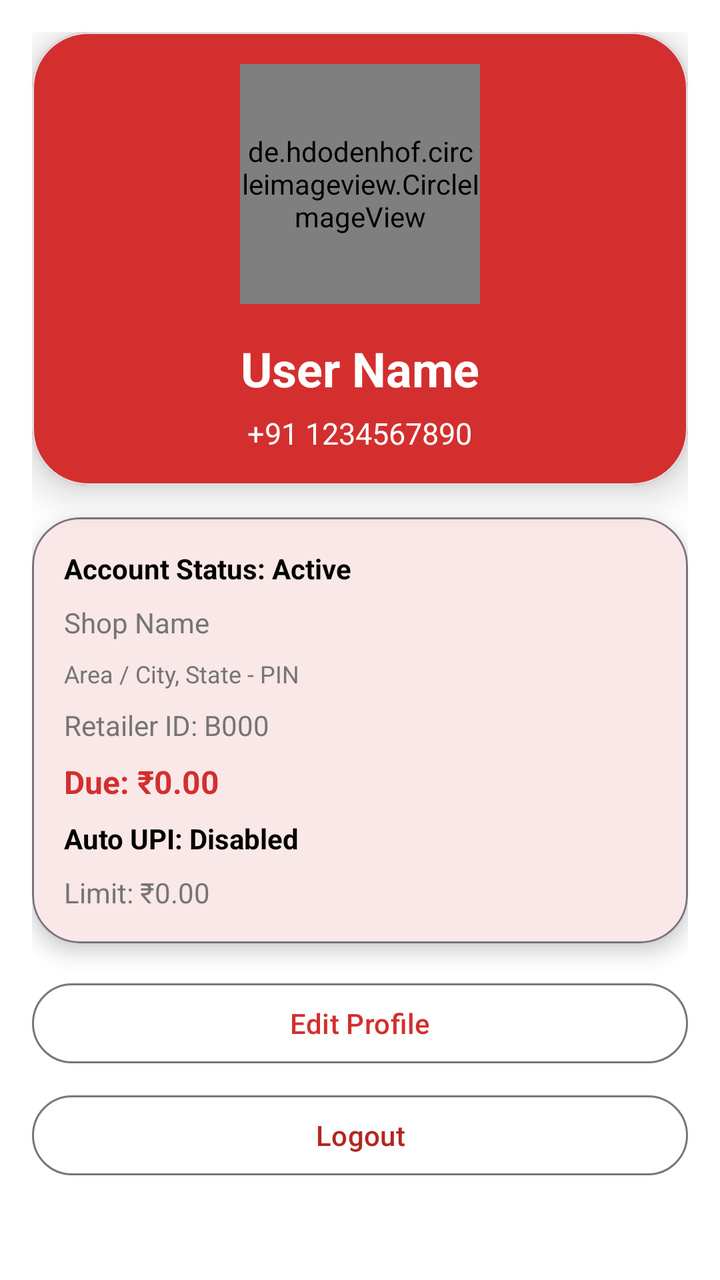
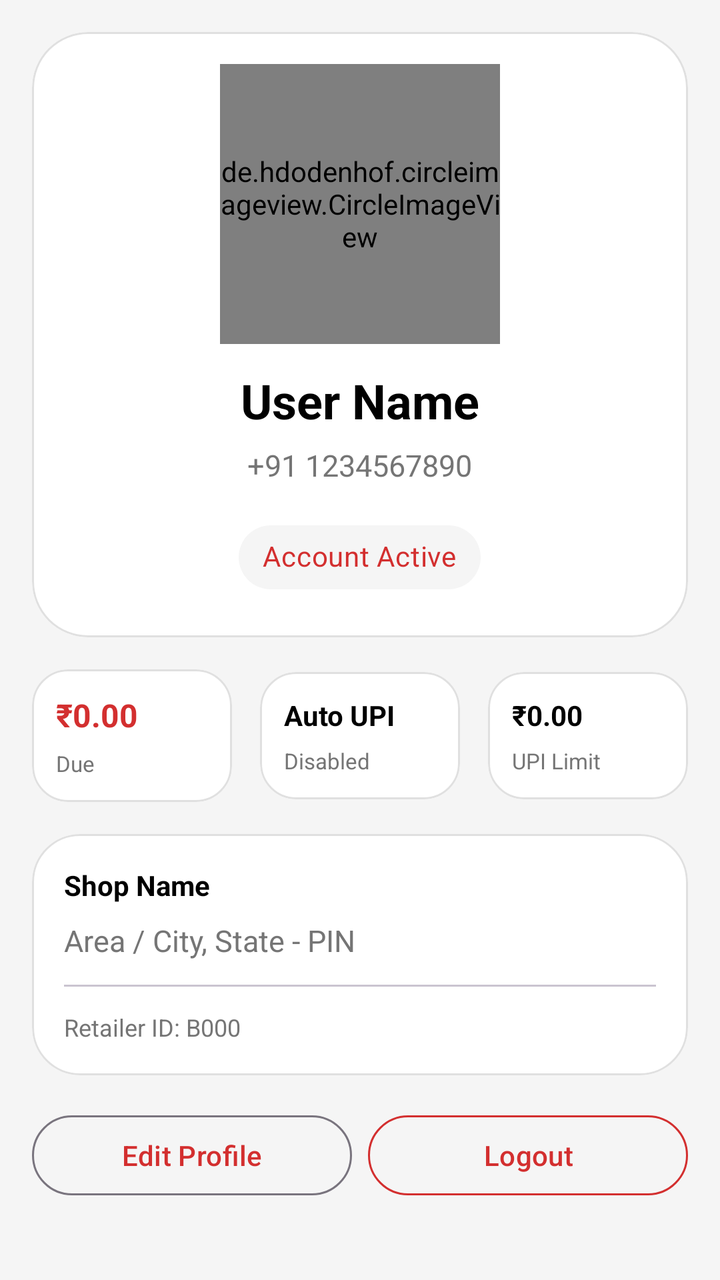

An Android layout rendered at two revisions. The XML below is the earlier revision; the diff shows what the commit changed to produce the second picture.
<!-- AndroidManifest.xml: application theme Theme.SVDAgency -->
<!-- res/layout/user_profile.xml -->
<?xml version="1.0" encoding="utf-8"?>
<androidx.core.widget.NestedScrollView xmlns:android="http://schemas.android.com/apk/res/android"
    xmlns:app="http://schemas.android.com/apk/res-auto"
    android:layout_width="match_parent"
    android:layout_height="match_parent"
    android:background="?attr/colorSurface">

    <LinearLayout
        android:layout_width="match_parent"
        android:layout_height="wrap_content"
        android:orientation="vertical"
        android:padding="@dimen/spacing_large"
        android:paddingBottom="@dimen/spacing_xlarge"
        android:gravity="center_horizontal">

        <com.google.android.material.card.MaterialCardView
            android:layout_width="match_parent"
            android:layout_height="wrap_content"
            app:cardCornerRadius="28dp"
            app:cardElevation="12dp"
            app:cardBackgroundColor="?attr/colorPrimary">

            <LinearLayout
                android:layout_width="match_parent"
                android:layout_height="wrap_content"
                android:orientation="vertical"
                android:padding="@dimen/spacing_large">

                <de.hdodenhof.circleimageview.CircleImageView
                    android:id="@+id/ivProfileImage"
                    android:layout_width="120dp"
                    android:layout_height="120dp"
                    android:layout_gravity="center_horizontal"
                    android:src="@drawable/ic_person"
                    app:civ_border_color="?attr/colorOnPrimary"
                    app:civ_border_width="2dp" />

                <TextView
                    android:id="@+id/tvProfileName"
                    android:layout_width="wrap_content"
                    android:layout_height="wrap_content"
                    android:layout_marginTop="@dimen/spacing_large"
                    android:text="User Name"
                    android:textColor="?attr/colorOnPrimary"
                    android:textSize="@dimen/text_size_huge"
                    android:textStyle="bold"
                    android:layout_gravity="center_horizontal" />

                <TextView
                    android:id="@+id/tvProfilePhone"
                    android:layout_width="wrap_content"
                    android:layout_height="wrap_content"
                    android:text="+91 1234567890"
                    android:textColor="?attr/colorOnPrimary"
                    android:textSize="@dimen/text_size_body"
                    android:layout_gravity="center_horizontal"
                    android:layout_marginTop="@dimen/spacing_xsmall" />
            </LinearLayout>
        </com.google.android.material.card.MaterialCardView>

        <com.google.android.material.card.MaterialCardView
            android:layout_width="match_parent"
            android:layout_height="wrap_content"
            android:layout_marginTop="@dimen/spacing_large"
            app:cardElevation="6dp"
            app:cardCornerRadius="24dp"
            app:cardBackgroundColor="?attr/colorSurface"
            app:strokeColor="?attr/colorOutline"
            app:strokeWidth="1dp">

            <LinearLayout
                android:layout_width="match_parent"
                android:layout_height="wrap_content"
                android:orientation="vertical"
                android:padding="@dimen/spacing_large">

                <TextView
                    android:id="@+id/tvProfileStatus"
                    android:layout_width="wrap_content"
                    android:layout_height="wrap_content"
                    android:text="Account Status: Active"
                    android:textColor="?attr/colorOnSurface"
                    android:textStyle="bold" />

                <TextView
                    android:id="@+id/tvProfileShop"
                    android:layout_width="wrap_content"
                    android:layout_height="wrap_content"
                    android:layout_marginTop="@dimen/spacing_small"
                    android:text="Shop Name"
                    android:textColor="?attr/colorOnSurfaceVariant" />

                <TextView
                    android:id="@+id/tvProfileAddress"
                    android:layout_width="match_parent"
                    android:layout_height="wrap_content"
                    android:text="Area / City, State - PIN"
                    android:textColor="?attr/colorOnSurfaceVariant"
                    android:textSize="@dimen/text_size_body_small"
                    android:layout_marginTop="@dimen/spacing_small" />

                <TextView
                    android:id="@+id/tvProfileRetailerId"
                    android:layout_width="wrap_content"
                    android:layout_height="wrap_content"
                    android:layout_marginTop="@dimen/spacing_small"
                    android:text="Retailer ID: B000"
                    android:textColor="?attr/colorOnSurfaceVariant" />

                <TextView
                    android:id="@+id/tvProfileDue"
                    android:layout_width="wrap_content"
                    android:layout_height="wrap_content"
                    android:layout_marginTop="@dimen/spacing_small"
                    android:text="Due: ₹0.00"
                    android:textColor="?attr/colorPrimary"
                    android:textSize="@dimen/text_size_large"
                    android:textStyle="bold" />

                <TextView
                    android:id="@+id/tvAutoUpiStatus"
                    android:layout_width="match_parent"
                    android:layout_height="wrap_content"
                    android:layout_marginTop="@dimen/spacing_small"
                    android:text="Auto UPI: Disabled"
                    android:textColor="?attr/colorOnSurface"
                    android:textStyle="bold" />

                <TextView
                    android:id="@+id/tvAutoUpiLimit"
                    android:layout_width="match_parent"
                    android:layout_height="wrap_content"
                    android:text="Limit: ₹0.00"
                    android:textColor="?attr/colorOnSurfaceVariant"
                    android:textSize="@dimen/text_size_medium"
                    android:layout_marginTop="@dimen/spacing_small" />
            </LinearLayout>
        </com.google.android.material.card.MaterialCardView>

        <com.google.android.material.button.MaterialButton
            android:id="@+id/btnEditProfile"
            style="?attr/materialButtonOutlinedStyle"
            android:layout_width="match_parent"
            android:layout_height="wrap_content"
            android:layout_marginTop="@dimen/spacing_large"
            android:text="Edit Profile"
            android:textAllCaps="false" />

        <com.google.android.material.button.MaterialButton
            android:id="@+id/btnLogout"
            style="?attr/materialButtonOutlinedStyle"
            android:layout_width="match_parent"
            android:layout_height="wrap_content"
            android:layout_marginTop="@dimen/spacing_small"
            android:text="Logout"
            android:textAllCaps="false"
            android:textColor="?attr/colorError"
            android:strokeColor="?attr/colorError" />
    </LinearLayout>
</androidx.core.widget.NestedScrollView>
<!-- resources referenced by this layout -->
<resources>
  <dimen name="spacing_large">16dp</dimen>
  <dimen name="spacing_small">8dp</dimen>
  <dimen name="spacing_xlarge">24dp</dimen>
  <dimen name="spacing_xsmall">6dp</dimen>
  <dimen name="text_size_body">15sp</dimen>
  <dimen name="text_size_body_small">12sp</dimen>
  <dimen name="text_size_huge">24sp</dimen>
  <dimen name="text_size_large">16sp</dimen>
  <dimen name="text_size_medium">14sp</dimen>
  <style name="Theme.SVDAgency" parent="Theme.Material3.Light.NoActionBar">
          
          <item name="colorPrimary">@color/brand_red</item>
          <item name="colorOnPrimary">@color/white</item>
          <item name="colorPrimaryContainer">@color/brand_red_dark</item>
          <item name="colorOnPrimaryContainer">@color/white</item>
  
          
          <item name="colorSecondary">@color/colorAccent</item>
          <item name="colorOnSecondary">@color/white</item>
          <item name="colorSecondaryContainer">@color/white</item>
          <item name="colorOnSecondaryContainer">@color/black</item>
  
          <item name="colorSurface">@color/surface_background</item>
          <item name="colorOnSurface">@color/textColorPrimary</item>
          <item name="colorSurfaceVariant">@color/surface_variant</item>
          <item name="colorOnSurfaceVariant">@color/textColorSecondary</item>
          <item name="colorBackground">@color/window_background</item>
  
          <item name="colorSurfaceContainer">@color/surface_background</item>
          <item name="colorSurfaceContainerHigh">@color/surface_background</item>
          <item name="colorSurfaceContainerHighest">@color/surface_background</item>
          <item name="colorSurfaceContainerLow">@color/surface_background</item>
          <item name="colorSurfaceContainerLowest">@color/surface_background</item>
  
          
          <item name="android:statusBarColor">@color/brand_red</item>
          <item name="android:windowLightStatusBar" tools:targetApi="m">false</item>
  
          
          <item name="android:windowBackground">@color/window_background</item>
  
          
          <item name="materialCardViewStyle">@style/Widget.App.CardView</item>
  
          
          <item name="navigationViewStyle">@style/Widget.App.NavigationView</item>
  
          
          <item name="bottomNavigationStyle">@style/Widget.App.BottomNavigationView</item>
      </style>
  <color name="brand_red">#D32F2F</color>
  <color name="white">#FFFFFFFF</color>
  <color name="brand_red_dark">#B71C1C</color>
  <color name="colorAccent">#FF5252</color>
  <color name="black">#FF000000</color>
  <color name="surface_background">#FFFFFF</color>
  <color name="textColorPrimary">#000000</color>
  <color name="surface_variant">#F5F5F5</color>
  <color name="textColorSecondary">#757575</color>
  <color name="window_background">#F5F5F5</color>
  <style name="Widget.App.BottomNavigationView" parent="Widget.Material3.BottomNavigationView">
          <item name="backgroundTint">@color/surface_background</item>
          <item name="itemTextColor">@color/textColorSecondary</item>
          <item name="itemIconTint">@color/textColorSecondary</item>
      </style>
  <color name="card_background">#FFFFFF</color>
  <color name="card_stroke_color">#E0E0E0</color>
  <color name="drawer_background">#FFFFFF</color>
  <!-- unchanged entries left out for length: 3 -->
</resources>

<!-- the commit's change to res/layout/user_profile.xml (unified diff, before → after) -->
@@ -3,7 +3,8 @@
     xmlns:app="http://schemas.android.com/apk/res-auto"
     android:layout_width="match_parent"
     android:layout_height="match_parent"
-    android:background="?attr/colorSurface">
+    android:background="@color/window_background"
+    android:fillViewport="true">
 
     <LinearLayout
         android:layout_width="match_parent"
@@ -17,55 +18,184 @@
             android:layout_width="match_parent"
             android:layout_height="wrap_content"
             app:cardCornerRadius="28dp"
-            app:cardElevation="12dp"
-            app:cardBackgroundColor="?attr/colorPrimary">
+            app:cardElevation="0dp"
+            app:cardBackgroundColor="@color/card_background"
+            app:strokeWidth="1dp"
+            app:strokeColor="@color/card_stroke_color">
 
             <LinearLayout
                 android:layout_width="match_parent"
                 android:layout_height="wrap_content"
                 android:orientation="vertical"
-                android:padding="@dimen/spacing_large">
+                android:paddingTop="@dimen/spacing_large"
+                android:paddingBottom="@dimen/spacing_large"
+                android:paddingStart="@dimen/spacing_large"
+                android:paddingEnd="@dimen/spacing_large"
+                android:gravity="center_horizontal">
 
                 <de.hdodenhof.circleimageview.CircleImageView
                     android:id="@+id/ivProfileImage"
-                    android:layout_width="120dp"
-                    android:layout_height="120dp"
-                    android:layout_gravity="center_horizontal"
+                    android:layout_width="140dp"
+                    android:layout_height="140dp"
                     android:src="@drawable/ic_person"
-                    app:civ_border_color="?attr/colorOnPrimary"
-                    app:civ_border_width="2dp" />
+                    android:layout_marginBottom="@dimen/spacing_medium"
+                    app:civ_border_color="@color/login_red_start"
+                    app:civ_border_width="3dp" />
 
                 <TextView
                     android:id="@+id/tvProfileName"
                     android:layout_width="wrap_content"
                     android:layout_height="wrap_content"
-                    android:layout_marginTop="@dimen/spacing_large"
                     android:text="User Name"
-                    android:textColor="?attr/colorOnPrimary"
+                    android:textColor="@color/text_primary"
                     android:textSize="@dimen/text_size_huge"
-                    android:textStyle="bold"
-                    android:layout_gravity="center_horizontal" />
+                    android:textStyle="bold" />
 
                 <TextView
                     android:id="@+id/tvProfilePhone"
                     android:layout_width="wrap_content"
                     android:layout_height="wrap_content"
                     android:text="+91 1234567890"
-                    android:textColor="?attr/colorOnPrimary"
+                    android:textColor="@color/text_secondary"
                     android:textSize="@dimen/text_size_body"
-                    android:layout_gravity="center_horizontal"
                     android:layout_marginTop="@dimen/spacing_xsmall" />
+
+                <com.google.android.material.chip.Chip
+                    android:id="@+id/tvProfileStatus"
+                    style="@style/Widget.MaterialComponents.Chip.Filter"
+                    android:layout_width="wrap_content"
+                    android:layout_height="wrap_content"
+                    android:layout_marginTop="@dimen/spacing_medium"
+                    android:text="Account Active"
+                    android:textColor="@color/login_red_start"
+                    app:chipBackgroundColor="@color/bg_light_gray" />
             </LinearLayout>
         </com.google.android.material.card.MaterialCardView>
 
+        <LinearLayout
+            android:layout_width="match_parent"
+            android:layout_height="wrap_content"
+            android:layout_marginTop="@dimen/spacing_large"
+            android:orientation="horizontal"
+            android:gravity="center"
+            android:baselineAligned="false">
+
+            <com.google.android.material.card.MaterialCardView
+                android:layout_width="0dp"
+                android:layout_height="wrap_content"
+                android:layout_weight="1"
+                android:layout_marginEnd="@dimen/spacing_small"
+                app:cardCornerRadius="18dp"
+                app:cardElevation="0dp"
+                app:cardBackgroundColor="@color/card_background"
+                app:strokeWidth="1dp"
+                app:strokeColor="@color/card_stroke_color">
+
+                <LinearLayout
+                    android:layout_width="match_parent"
+                    android:layout_height="wrap_content"
+                    android:orientation="vertical"
+                    android:padding="@dimen/spacing_medium">
+
+                    <TextView
+                        android:id="@+id/tvProfileDue"
+                        android:layout_width="wrap_content"
+                        android:layout_height="wrap_content"
+                        android:text="₹0.00"
+                        android:textColor="@color/login_red_start"
+                        android:textSize="@dimen/text_size_large"
+                        android:textStyle="bold" />
+
+                    <TextView
+                        android:layout_width="wrap_content"
+                        android:layout_height="wrap_content"
+                        android:text="Due"
+                        android:textColor="@color/text_secondary"
+                        android:textSize="@dimen/text_size_caption"
+                        android:layout_marginTop="@dimen/spacing_xsmall" />
+                </LinearLayout>
+            </com.google.android.material.card.MaterialCardView>
+
+            <com.google.android.material.card.MaterialCardView
+                android:layout_width="0dp"
+                android:layout_height="wrap_content"
+                android:layout_marginStart="@dimen/spacing_xsmall"
+                android:layout_marginEnd="@dimen/spacing_xsmall"
+                android:layout_weight="1"
+                app:cardCornerRadius="18dp"
+                app:cardElevation="0dp"
+                app:cardBackgroundColor="@color/card_background"
+                app:strokeWidth="1dp"
+                app:strokeColor="@color/card_stroke_color">
+
+                <LinearLayout
+                    android:layout_width="match_parent"
+                    android:layout_height="wrap_content"
+                    android:orientation="vertical"
+                    android:padding="@dimen/spacing_medium">
+
+                    <TextView
+                        android:id="@+id/tvAutoUpiStatus"
+                        android:layout_width="wrap_content"
+                        android:layout_height="wrap_content"
+                        android:text="Auto UPI"
+                        android:textColor="@color/text_primary"
+                        android:textStyle="bold" />
+
+                    <TextView
+                        android:layout_width="wrap_content"
+                        android:layout_height="wrap_content"
+                        android:text="Disabled"
+                        android:textColor="@color/text_secondary"
+                        android:textSize="@dimen/text_size_caption"
+                        android:layout_marginTop="@dimen/spacing_xsmall" />
+                </LinearLayout>
+            </com.google.android.material.card.MaterialCardView>
+
+            <com.google.android.material.card.MaterialCardView
+                android:layout_width="0dp"
+                android:layout_height="wrap_content"
+                android:layout_marginStart="@dimen/spacing_small"
+                android:layout_weight="1"
+                app:cardCornerRadius="18dp"
+                app:cardElevation="0dp"
+                app:cardBackgroundColor="@color/card_background"
+                app:strokeWidth="1dp"
+                app:strokeColor="@color/card_stroke_color">
+
+                <LinearLayout
+                    android:layout_width="match_parent"
+                    android:layout_height="wrap_content"
+                    android:orientation="vertical"
+                    android:padding="@dimen/spacing_medium">
+
+                    <TextView
+                        android:id="@+id/tvAutoUpiLimit"
+                        android:layout_width="wrap_content"
+                        android:layout_height="wrap_content"
+                        android:text="₹0.00"
+                        android:textColor="@color/text_primary"
+                        android:textStyle="bold" />
+
+                    <TextView
+                        android:layout_width="wrap_content"
+                        android:layout_height="wrap_content"
+                        android:text="UPI Limit"
+                        android:textColor="@color/text_secondary"
+                        android:textSize="@dimen/text_size_caption"
+                        android:layout_marginTop="@dimen/spacing_xsmall" />
+                </LinearLayout>
+            </com.google.android.material.card.MaterialCardView>
+        </LinearLayout>
+
         <com.google.android.material.card.MaterialCardView
             android:layout_width="match_parent"
             android:layout_height="wrap_content"
             android:layout_marginTop="@dimen/spacing_large"
-            app:cardElevation="6dp"
+            app:cardElevation="0dp"
             app:cardCornerRadius="24dp"
-            app:cardBackgroundColor="?attr/colorSurface"
-            app:strokeColor="?attr/colorOutline"
+            app:cardBackgroundColor="@color/card_background"
+            app:strokeColor="@color/card_stroke_color"
             app:strokeWidth="1dp">
 
             <LinearLayout
@@ -75,86 +205,68 @@
                 android:padding="@dimen/spacing_large">
 
                 <TextView
-                    android:id="@+id/tvProfileStatus"
-                    android:layout_width="wrap_content"
-                    android:layout_height="wrap_content"
-                    android:text="Account Status: Active"
-                    android:textColor="?attr/colorOnSurface"
+                    android:id="@+id/tvProfileShop"
+                    android:layout_width="match_parent"
+                    android:layout_height="wrap_content"
+                    android:text="Shop Name"
+                    android:textColor="@color/text_primary"
                     android:textStyle="bold" />
 
                 <TextView
-                    android:id="@+id/tvProfileShop"
-                    android:layout_width="wrap_content"
-                    android:layout_height="wrap_content"
-                    android:layout_marginTop="@dimen/spacing_small"
-                    android:text="Shop Name"
-                    android:textColor="?attr/colorOnSurfaceVariant" />
-
-                <TextView
                     android:id="@+id/tvProfileAddress"
                     android:layout_width="match_parent"
                     android:layout_height="wrap_content"
                     android:text="Area / City, State - PIN"
-                    android:textColor="?attr/colorOnSurfaceVariant"
-                    android:textSize="@dimen/text_size_body_small"
+                    android:textColor="@color/text_secondary"
+                    android:textSize="@dimen/text_size_body"
                     android:layout_marginTop="@dimen/spacing_small" />
 
+                <com.google.android.material.divider.MaterialDivider
+                    android:layout_width="match_parent"
+                    android:layout_height="wrap_content"
+                    android:layout_marginTop="@dimen/spacing_medium"
+                    android:layout_marginBottom="@dimen/spacing_medium" />
+
                 <TextView
                     android:id="@+id/tvProfileRetailerId"
-                    android:layout_width="wrap_content"
-                    android:layout_height="wrap_content"
-                    android:layout_marginTop="@dimen/spacing_small"
+                    android:layout_width="match_parent"
+                    android:layout_height="wrap_content"
                     android:text="Retailer ID: B000"
-                    android:textColor="?attr/colorOnSurfaceVariant" />
-
-                <TextView
-                    android:id="@+id/tvProfileDue"
-                    android:layout_width="wrap_content"
-                    android:layout_height="wrap_content"
-                    android:layout_marginTop="@dimen/spacing_small"
-                    android:text="Due: ₹0.00"
-                    android:textColor="?attr/colorPrimary"
-                    android:textSize="@dimen/text_size_large"
-                    android:textStyle="bold" />
-
-                <TextView
-                    android:id="@+id/tvAutoUpiStatus"
-                    android:layout_width="match_parent"
-                    android:layout_height="wrap_content"
-                    android:layout_marginTop="@dimen/spacing_small"
-                    android:text="Auto UPI: Disabled"
-                    android:textColor="?attr/colorOnSurface"
-                    android:textStyle="bold" />
-
-                <TextView
-                    android:id="@+id/tvAutoUpiLimit"
-                    android:layout_width="match_parent"
-                    android:layout_height="wrap_content"
-                    android:text="Limit: ₹0.00"
-                    android:textColor="?attr/colorOnSurfaceVariant"
-                    android:textSize="@dimen/text_size_medium"
-                    android:layout_marginTop="@dimen/spacing_small" />
+                    android:textColor="@color/text_secondary"
+                    android:textSize="@dimen/text_size_body_small" />
             </LinearLayout>
         </com.google.android.material.card.MaterialCardView>
 
-        <com.google.android.material.button.MaterialButton
-            android:id="@+id/btnEditProfile"
-            style="?attr/materialButtonOutlinedStyle"
-            android:layout_width="match_parent"
-            android:layout_height="wrap_content"
-            android:layout_marginTop="@dimen/spacing_large"
-            android:text="Edit Profile"
-            android:textAllCaps="false" />
-
-        <com.google.android.material.button.MaterialButton
-            android:id="@+id/btnLogout"
-            style="?attr/materialButtonOutlinedStyle"
-            android:layout_width="match_parent"
-            android:layout_height="wrap_content"
-            android:layout_marginTop="@dimen/spacing_small"
-            android:text="Logout"
-            android:textAllCaps="false"
-            android:textColor="?attr/colorError"
-            android:strokeColor="?attr/colorError" />
+        <LinearLayout
+            android:layout_width="match_parent"
+            android:layout_height="wrap_content"
+            android:orientation="horizontal"
+            android:gravity="center"
+            android:layout_marginTop="@dimen/spacing_large">
+
+            <com.google.android.material.button.MaterialButton
+                android:id="@+id/btnEditProfile"
+                android:layout_width="0dp"
+                android:layout_height="wrap_content"
+                android:layout_weight="1"
+                style="?attr/materialButtonOutlinedStyle"
+                android:text="Edit Profile"
+                android:textAllCaps="false" />
+
+            <View
+                android:layout_width="@dimen/spacing_small"
+                android:layout_height="0dp" />
+
+            <com.google.android.material.button.MaterialButton
+                android:id="@+id/btnLogout"
+                android:layout_width="0dp"
+                android:layout_height="wrap_content"
+                android:layout_weight="1"
+                style="?attr/materialButtonOutlinedStyle"
+                android:text="Logout"
+                android:textAllCaps="false"
+                android:textColor="@color/login_red_start"
+                app:strokeColor="@color/login_red_start" />
+        </LinearLayout>
     </LinearLayout>
 </androidx.core.widget.NestedScrollView>
<!-- resource entries referenced after the edit -->
@@ -1,14 +1,16 @@
 <!-- resources referenced by this layout -->
 <resources>
+  <color name="bg_light_gray">#F5F5F5</color>
   <dimen name="spacing_large">16dp</dimen>
+  <dimen name="spacing_medium">12dp</dimen>
   <dimen name="spacing_small">8dp</dimen>
   <dimen name="spacing_xlarge">24dp</dimen>
   <dimen name="spacing_xsmall">6dp</dimen>
   <dimen name="text_size_body">15sp</dimen>
   <dimen name="text_size_body_small">12sp</dimen>
+  <dimen name="text_size_caption">11sp</dimen>
   <dimen name="text_size_huge">24sp</dimen>
   <dimen name="text_size_large">16sp</dimen>
-  <dimen name="text_size_medium">14sp</dimen>
   <style name="Theme.SVDAgency" parent="Theme.Material3.Light.NoActionBar">
           
           <item name="colorPrimary">@color/brand_red</item>
@@ -49,6 +51,9 @@
   
           
           <item name="bottomNavigationStyle">@style/Widget.App.BottomNavigationView</item>
+  
+          
+          <item name="materialAlertDialogTheme">@style/ThemeOverlay.App.MaterialAlertDialog</item>
       </style>
   <color name="brand_red">#D32F2F</color>
   <color name="white">#FFFFFFFF</color>
@@ -65,8 +70,16 @@
           <item name="itemTextColor">@color/textColorSecondary</item>
           <item name="itemIconTint">@color/textColorSecondary</item>
       </style>
+  <style name="ThemeOverlay.App.MaterialAlertDialog" parent="ThemeOverlay.Material3.MaterialAlertDialog">
+          <item name="colorSurface">@color/surface_background</item>
+          
+          <item name="android:windowBackground">@android:color/transparent</item>
+      </style>
   <color name="card_background">#FFFFFF</color>
   <color name="card_stroke_color">#E0E0E0</color>
+  <color name="login_red_start">#D32F2F</color>
+  <color name="text_primary">#000000</color>
+  <color name="text_secondary">#757575</color>
   <color name="drawer_background">#FFFFFF</color>
   <!-- unchanged entries left out for length: 3 -->
 </resources>
